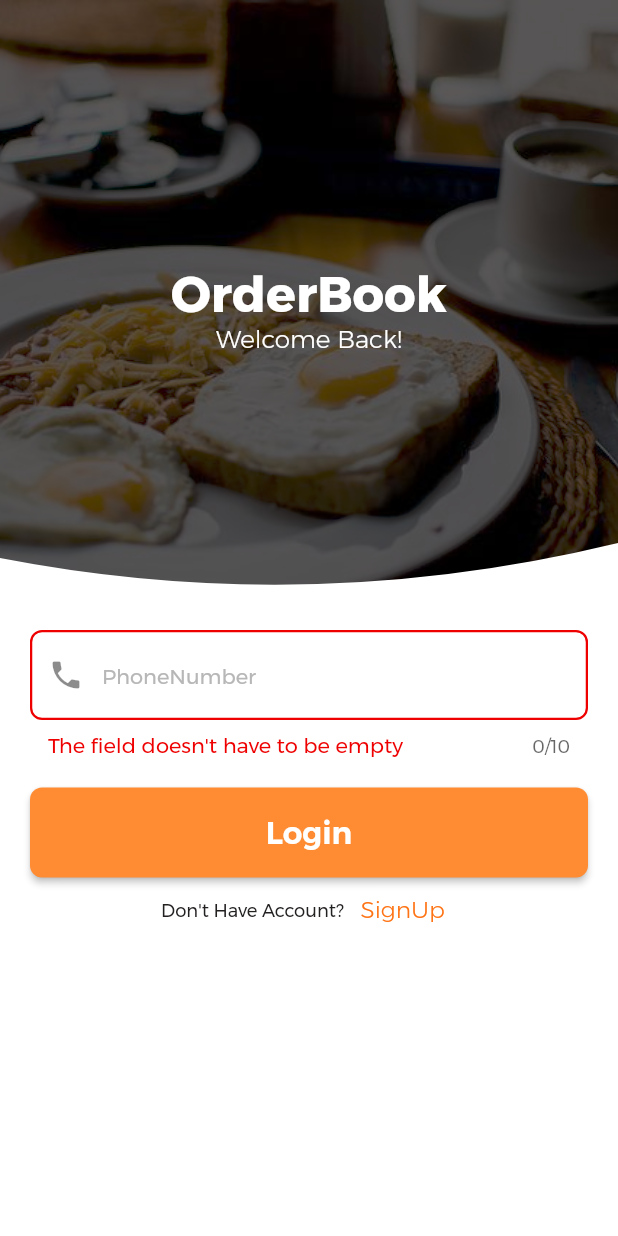
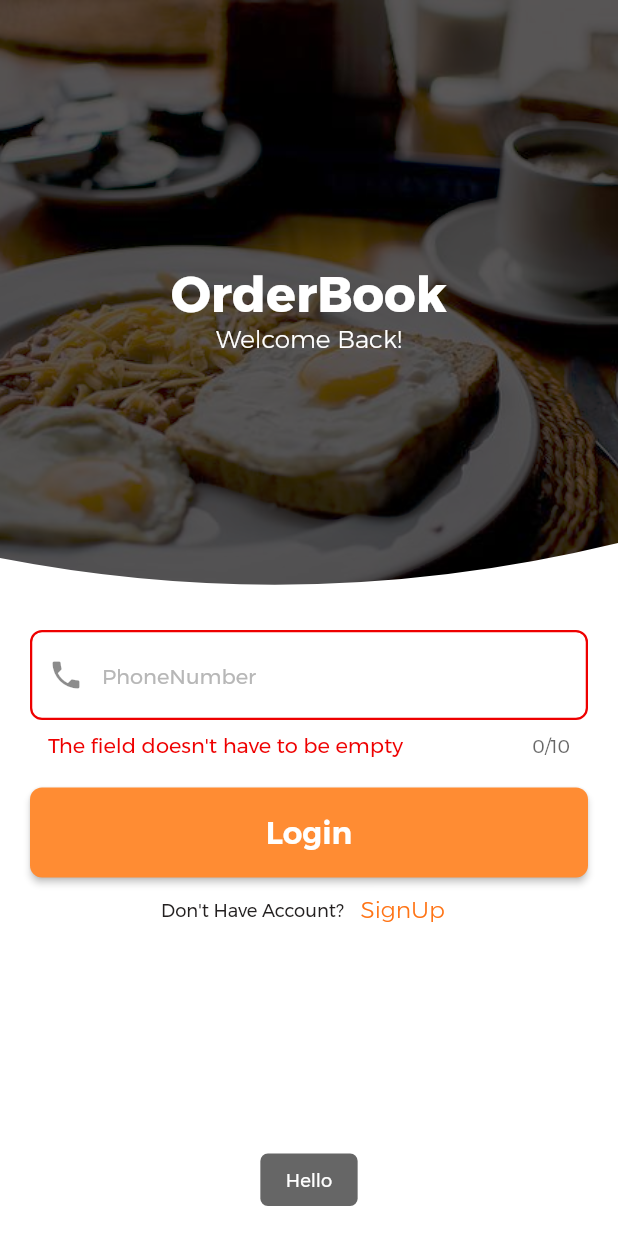
Before and after one commit to 0Ahmad0/Order_Book, a Flutter app: the ProfileView screen opened directly, after a tap on "Save", after a tap on "Login", on a phone screen of 412 x 824 dp. Run offline on Flutter 3.47's test engine with Material 2 defaults, Android fonts, the phone set to English and light mode, and no system bars; our stand-ins replace animate_do, appinio_swiper, firebase_auth, firebase_core, flutter_styled_toast, flutter_svg and 7 more; missing offline and left inert: animate_icons, qr_code_scanner, story; accounts and stored records are empty.

Commit message:
@hariri_add_TOAST

```diff
--- a/lib/presentation/login/login_view.dart
+++ b/lib/presentation/login/login_view.dart
@@ -105,6 +105,7 @@ class _LoginViewState extends State<LoginView> {
                         text: AppStrings.loginText,
                         fontSize: Sizer.getW(context) * 0.05,
                         onTap: () async {
+                          Const.TOAST(context,textToast: "Hello");
                           if (_formKey.currentState!.validate()) {
                             Navigator.push(context,
                                 MaterialPageRoute(builder:
--- a/lib/presentation/utils/const.dart
+++ b/lib/presentation/utils/const.dart
@@ -1,7 +1,9 @@
 
 import 'package:flutter/material.dart';
+import 'package:flutter_styled_toast/flutter_styled_toast.dart';
 import 'package:get/get.dart';
 import 'package:loading_animation_widget/loading_animation_widget.dart';
+import 'package:orderbook/presentation/resources/style_manager.dart';
 
 import '../resources/color_manager.dart';
 import '../resources/values_manager.dart';
@@ -22,4 +24,14 @@ class Const{
               size: Sizer.getW(context) * 0.1)),
     ));
   }
+
+  static TOAST(BuildContext context,{String textToast = "This Is Toast"}){
+    showToast(
+        textToast,
+      context: context,
+    animation:StyledToastAnimation.fadeScale,
+      textStyle: getRegularStyle(color: ColorManager.white)
+    );
+
+  }
 }
--- a/pubspec.yaml
+++ b/pubspec.yaml
@@ -54,6 +54,7 @@ dependencies:
   swipeable_card_stack: ^0.0.5
   appinio_swiper: ^1.0.3
   http: ^0.13.5
+  flutter_styled_toast: ^2.1.3
 dev_dependencies:
   flutter_test:
     sdk: flutter
```
Also changed, not shown: pubspec.lock.
